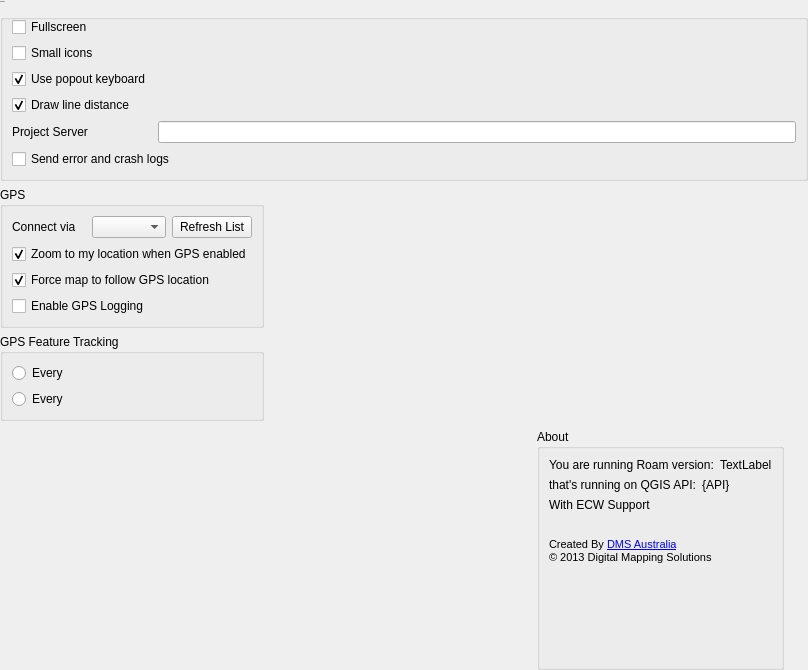
roam-qgis/Roam, file src/roam/ui/ui_settings.ui: the form before one commit.
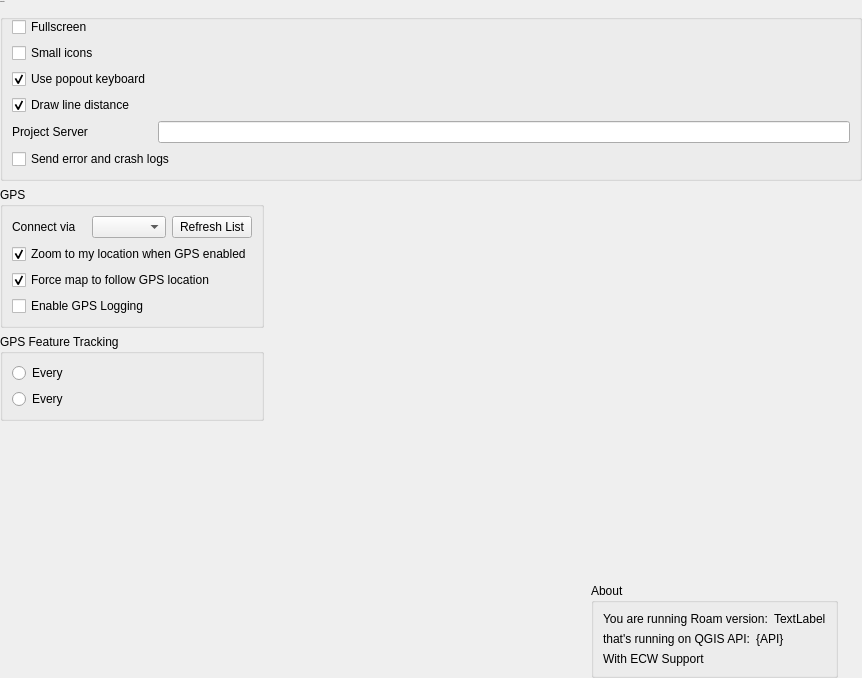
The form after the commit. Icons and pictures are not drawn. Custom widgets are drawn as their Qt base class.

Commit message: Update logos on settings screen

Patch:
```diff
--- a/src/roam/ui/ui_settings.ui
+++ b/src/roam/ui/ui_settings.ui
@@ -6,8 +6,8 @@
    <rect>
     <x>0</x>
     <y>0</y>
-    <width>808</width>
-    <height>670</height>
+    <width>862</width>
+    <height>678</height>
    </rect>
   </property>
   <property name="windowTitle">
@@ -266,6 +266,9 @@
        <property name="orientation">
         <enum>Qt::Vertical</enum>
        </property>
+       <property name="sizeType">
+        <enum>QSizePolicy::MinimumExpanding</enum>
+       </property>
        <property name="sizeHint" stdset="0">
         <size>
          <width>20</width>
@@ -274,6 +277,37 @@
        </property>
       </spacer>
      </item>
+     <item>
+      <widget class="QLabel" name="label_4">
+       <property name="sizePolicy">
+        <sizepolicy hsizetype="Preferred" vsizetype="MinimumExpanding">
+         <horstretch>0</horstretch>
+         <verstretch>0</verstretch>
+        </sizepolicy>
+       </property>
+       <property name="minimumSize">
+        <size>
+         <width>0</width>
+         <height>0</height>
+        </size>
+       </property>
+       <property name="maximumSize">
+        <size>
+         <width>100</width>
+         <height>100</height>
+        </size>
+       </property>
+       <property name="text">
+        <string/>
+       </property>
+       <property name="pixmap">
+        <pixmap resource="../resources.qrc">:/branding/qgis</pixmap>
+       </property>
+       <property name="scaledContents">
+        <bool>true</bool>
+       </property>
+      </widget>
+     </item>
      <item>
       <widget class="QGroupBox" name="groupBox_3">
        <property name="sizePolicy">
@@ -289,7 +323,25 @@
         <bool>true</bool>
        </property>
        <layout class="QGridLayout" name="gridLayout_4">
-        <item row="0" column="0" colspan="5">
+        <item row="3" column="0">
+         <layout class="QHBoxLayout" name="horizontalLayout_4">
+          <item>
+           <widget class="QLabel" name="label_8">
+            <property name="text">
+             <string>With ECW Support</string>
+            </property>
+           </widget>
+          </item>
+          <item>
+           <widget class="QLabel" name="ecwlabel">
+            <property name="text">
+             <string/>
+            </property>
+           </widget>
+          </item>
+         </layout>
+        </item>
+        <item row="1" column="0" colspan="5">
          <layout class="QHBoxLayout" name="horizontalLayout">
           <item>
            <widget class="QLabel" name="versionLabel1">
@@ -316,7 +368,7 @@
           </item>
          </layout>
         </item>
-        <item row="1" column="0" colspan="5">
+        <item row="2" column="0" colspan="5">
          <layout class="QHBoxLayout" name="horizontalLayout_3">
           <item>
            <widget class="QLabel" name="label_5">
@@ -334,111 +386,6 @@
           </item>
          </layout>
         </item>
-        <item row="5" column="0">
-         <widget class="QLabel" name="label_3">
-          <property name="text">
-           <string>&lt;!DOCTYPE HTML PUBLIC &quot;-//W3C//DTD HTML 4.0//EN&quot; &quot;http://www.w3.org/TR/REC-html40/strict.dtd&quot;&gt;
-&lt;html&gt;&lt;head&gt;&lt;meta name=&quot;qrichtext&quot; content=&quot;1&quot; /&gt;&lt;style type=&quot;text/css&quot;&gt;
-p, li { white-space: pre-wrap; }
-&lt;/style&gt;&lt;/head&gt;&lt;body style=&quot; font-family:'Segoe UI'; font-weight:400; font-style:normal;&quot;&gt;
-&lt;p style=&quot; margin-top:0px; margin-bottom:0px; margin-left:0px; margin-right:0px; -qt-block-indent:0; text-indent:0px;&quot;&gt;&lt;span style=&quot; font-family:'MS Shell Dlg 2'; font-size:8pt;&quot;&gt;Created By &lt;/span&gt;&lt;a href=&quot;mapsolutions.com.au&quot;&gt;&lt;span style=&quot; font-family:'MS Shell Dlg 2'; font-size:8pt; text-decoration: underline; color:#0000ff;&quot;&gt;DMS Australia&lt;/span&gt;&lt;/a&gt;&lt;/p&gt;
-&lt;p style=&quot; margin-top:0px; margin-bottom:0px; margin-left:0px; margin-right:0px; -qt-block-indent:0; text-indent:0px;&quot;&gt;&lt;span style=&quot; font-family:'MS Shell Dlg 2'; font-size:8pt;&quot;&gt;© 2013 Digital Mapping Solutions&lt;/span&gt;&lt;/p&gt;&lt;/body&gt;&lt;/html&gt;</string>
-          </property>
-          <property name="openExternalLinks">
-           <bool>true</bool>
-          </property>
-          <property name="textInteractionFlags">
-           <set>Qt::LinksAccessibleByKeyboard|Qt::LinksAccessibleByMouse</set>
-          </property>
-         </widget>
-        </item>
-        <item row="6" column="0">
-         <spacer name="verticalSpacer">
-          <property name="orientation">
-           <enum>Qt::Vertical</enum>
-          </property>
-          <property name="sizeHint" stdset="0">
-           <size>
-            <width>20</width>
-            <height>40</height>
-           </size>
-          </property>
-         </spacer>
-        </item>
-        <item row="4" column="0">
-         <widget class="QLabel" name="label">
-          <property name="sizePolicy">
-           <sizepolicy hsizetype="Preferred" vsizetype="Preferred">
-            <horstretch>0</horstretch>
-            <verstretch>0</verstretch>
-           </sizepolicy>
-          </property>
-          <property name="maximumSize">
-           <size>
-            <width>100</width>
-            <height>100</height>
-           </size>
-          </property>
-          <property name="text">
-           <string/>
-          </property>
-          <property name="pixmap">
-           <pixmap resource="../resources.qrc">:/branding/dms</pixmap>
-          </property>
-          <property name="scaledContents">
-           <bool>true</bool>
-          </property>
-         </widget>
-        </item>
-        <item row="2" column="0">
-         <layout class="QHBoxLayout" name="horizontalLayout_4">
-          <item>
-           <widget class="QLabel" name="label_8">
-            <property name="text">
-             <string>With ECW Support</string>
-            </property>
-           </widget>
-          </item>
-          <item>
-           <widget class="QLabel" name="ecwlabel">
-            <property name="text">
-             <string/>
-            </property>
-           </widget>
-          </item>
-         </layout>
-        </item>
-        <item row="4" column="1">
-         <widget class="QLabel" name="label_4">
-          <property name="sizePolicy">
-           <sizepolicy hsizetype="Preferred" vsizetype="Preferred">
-            <horstretch>0</horstretch>
-            <verstretch>0</verstretch>
-           </sizepolicy>
-          </property>
-          <property name="minimumSize">
-           <size>
-            <width>0</width>
-            <height>0</height>
-           </size>
-          </property>
-          <property name="maximumSize">
-           <size>
-            <width>100</width>
-            <height>100</height>
-           </size>
-          </property>
-          <property name="text">
-           <string/>
-          </property>
-          <property name="pixmap">
-           <pixmap resource="../resources.qrc">:/branding/qgis</pixmap>
-          </property>
-          <property name="scaledContents">
-           <bool>true</bool>
-          </property>
-         </widget>
-        </item>
        </layout>
       </widget>
      </item>
```
Left out of the diff: 177 changed lines with no effect on the pictures. The commit also changes 3 other files.
